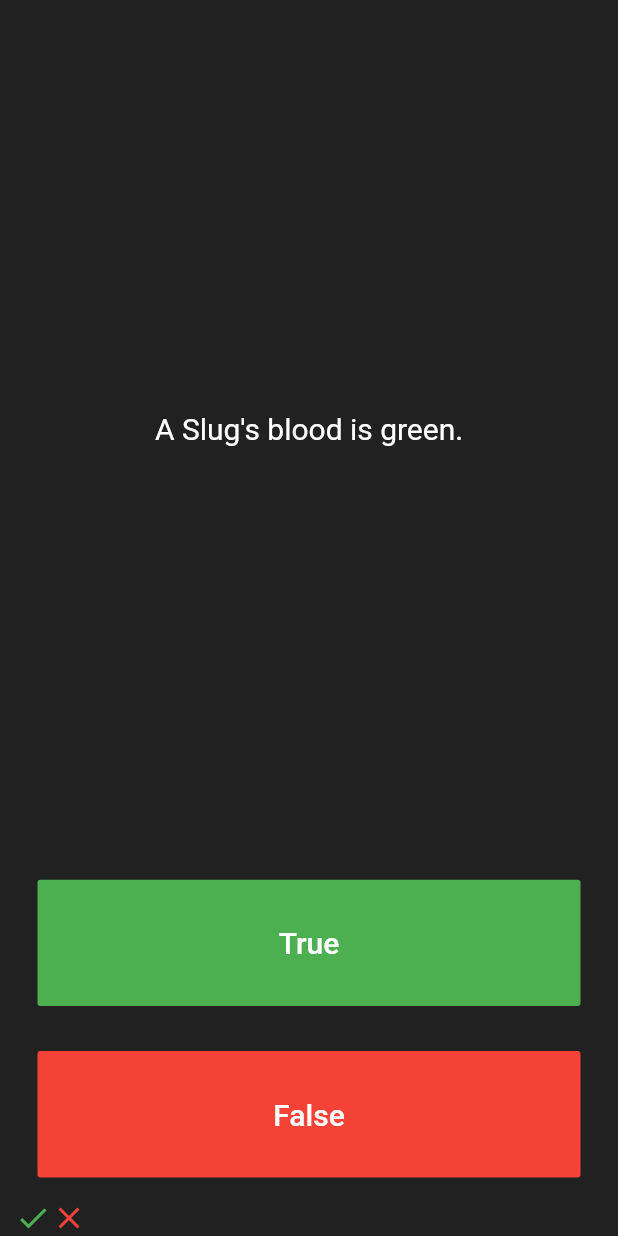
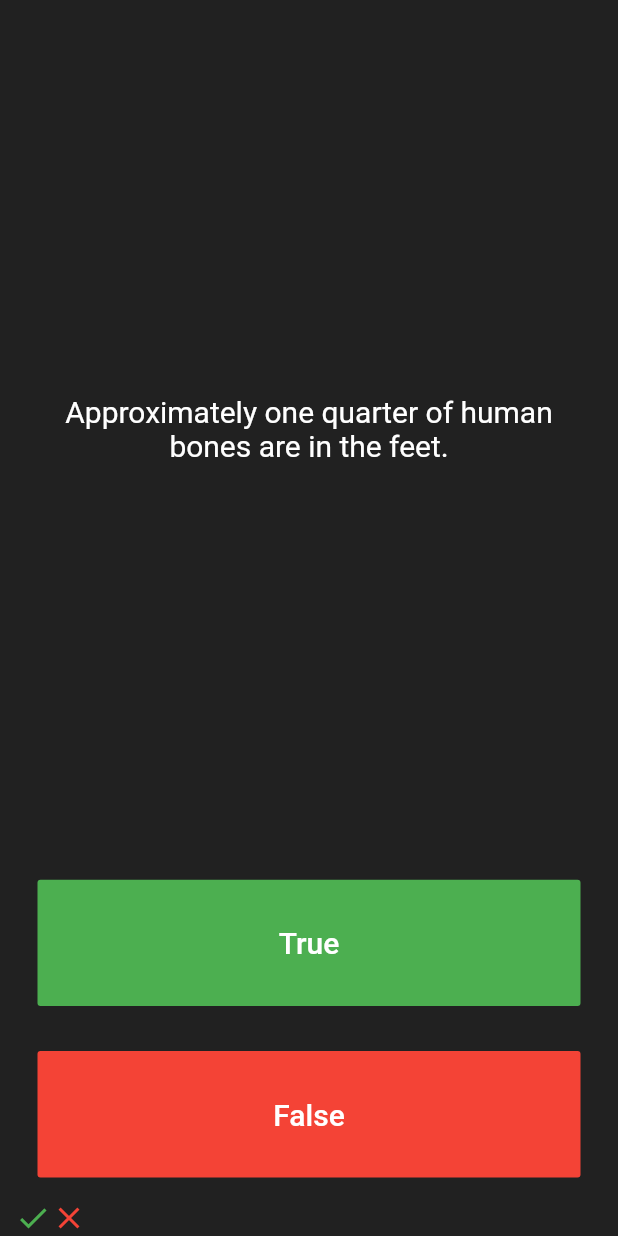
Before and after one commit to aakashpadhiyar/quizzler-flutter, a Flutter app: the screen it shows after launch, after a tap on "True", after a tap on "False", on a phone screen of 412 x 824 dp. Run offline on Flutter 3.47's test engine with Material 2 defaults, Android fonts, the phone set to English and light mode, and no system bars.

Commit message:
question here

```diff
--- a/lib/main.dart
+++ b/lib/main.dart
@@ -1,5 +1,8 @@
 import 'package:flutter/material.dart';
 
+import 'quiz_brain.dart';
+
+QuizBrain quizBrain = QuizBrain();
 void main() => runApp(Quizzler());
 
 class Quizzler extends StatelessWidget {
@@ -26,21 +29,6 @@ class QuizPage extends StatefulWidget {
 
 class _QuizPageState extends State<QuizPage> {
   List<Icon> scoreKeeper = [];
-  List<String> questions = [
-    'You can lead a cow down stairs but not up stairs.',
-    'Approximately one quarter fo human bones are in the feet.',
-    'A Slug\'s blood is green.',
-    'Buzz Aldrin\'s mother\'s maiden name was \"Moon\".',
-    'It is illegal to pee in the Ocean in Portugal.',
-  ];
-
-  List<bool> answers = [
-    false,
-    true,
-    true,
-    true,
-    true,
-  ];
 
   int questionNumber = 0;
 
@@ -56,7 +44,7 @@ class _QuizPageState extends State<QuizPage> {
             padding: EdgeInsets.all(10.0),
             child: Center(
               child: Text(
-                questions[questionNumber],
+                quizBrain.questionBank[questionNumber].questionText,
                 textAlign: TextAlign.center,
                 style: TextStyle(
                   fontSize: 20.0,
@@ -79,7 +67,8 @@ class _QuizPageState extends State<QuizPage> {
                 ),
               ),
               onPressed: () {
-                bool correctanswer = answers[questionNumber];
+                bool correctanswer =
+                    quizBrain.questionBank[questionNumber].questionAnswer;
 
                 if (correctanswer == true) {
                   print('user got it right');
@@ -109,7 +98,8 @@ class _QuizPageState extends State<QuizPage> {
                 style: TextStyle(color: Colors.white, fontSize: 20.0),
               ),
               onPressed: () {
-                bool correctanswer = answers[questionNumber];
+                bool correctanswer =
+                    quizBrain.questionBank[questionNumber].questionAnswer;
                 if (correctanswer == false) {
                   print('user got it right');
                 } else {
--- /dev/null
+++ b/lib/question.dart
@@ -0,0 +1,9 @@
+class Question {
+  String questionText;
+  bool questionAnswer;
+
+  Question(String q, bool a) {
+    questionText = q;
+    questionAnswer = a;
+  }
+}
--- /dev/null
+++ b/lib/quiz_brain.dart
@@ -0,0 +1,31 @@
+import 'question.dart';
+
+class QuizBrain {
+  List<Question> questionBank = [
+    Question('Some cats are actually allergic to humans', true),
+    Question('You can lead a cow down stairs but not up stairs.', false),
+    Question('Approximately one quarter of human bones are in the feet.', true),
+    Question('A slug\'s blood is green.', true),
+    Question('Buzz Aldrin\'s mother\'s maiden name was \"Moon\".', true),
+    Question('It is illegal to pee in the Ocean in Portugal.', true),
+    Question(
+        'No piece of square dry paper can be folded in half more than 7 times.',
+        false),
+    Question(
+        'In London, UK, if you happen to die in the House of Parliament, you are technically entitled to a state funeral, because the building is considered too sacred a place.',
+        true),
+    Question(
+        'The loudest sound produced by any animal is 188 decibels. That animal is the African Elephant.',
+        false),
+    Question(
+        'The total surface area of two human lungs is approximately 70 square metres.',
+        true),
+    Question('Google was originally called \"Backrub\".', true),
+    Question(
+        'Chocolate affects a dog\'s heart and nervous system; a few ounces are enough to kill a small dog.',
+        true),
+    Question(
+        'In West Virginia, USA, if you accidentally hit an animal with your car, you are free to take it home to eat.',
+        true),
+  ];
+}
```
